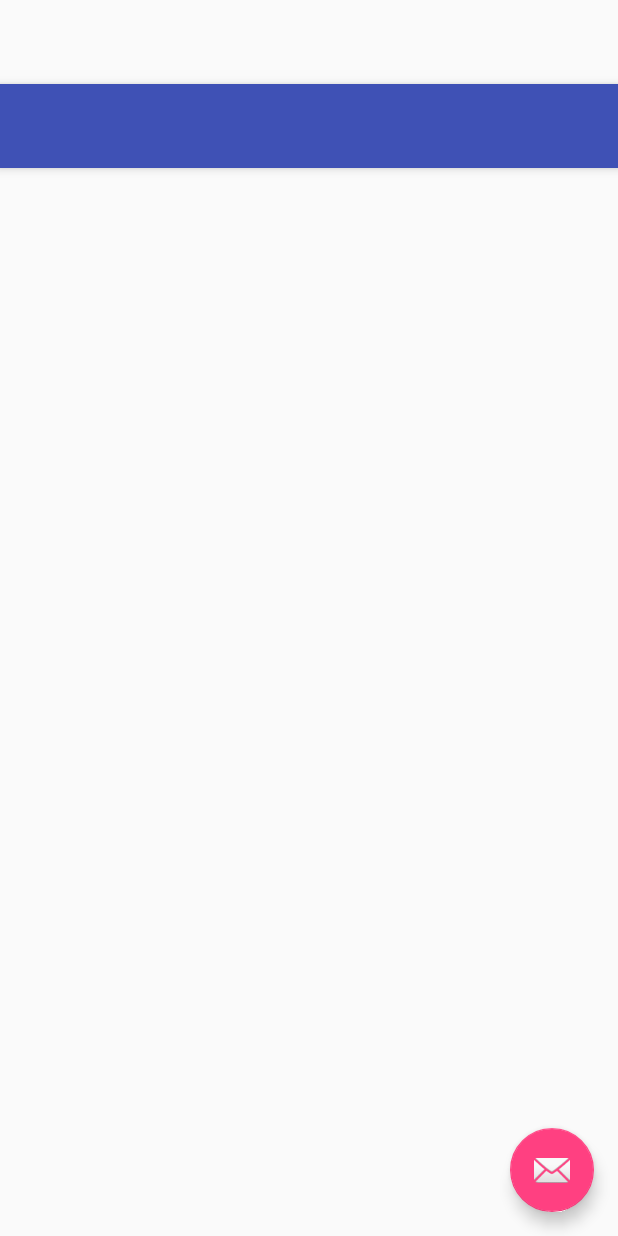
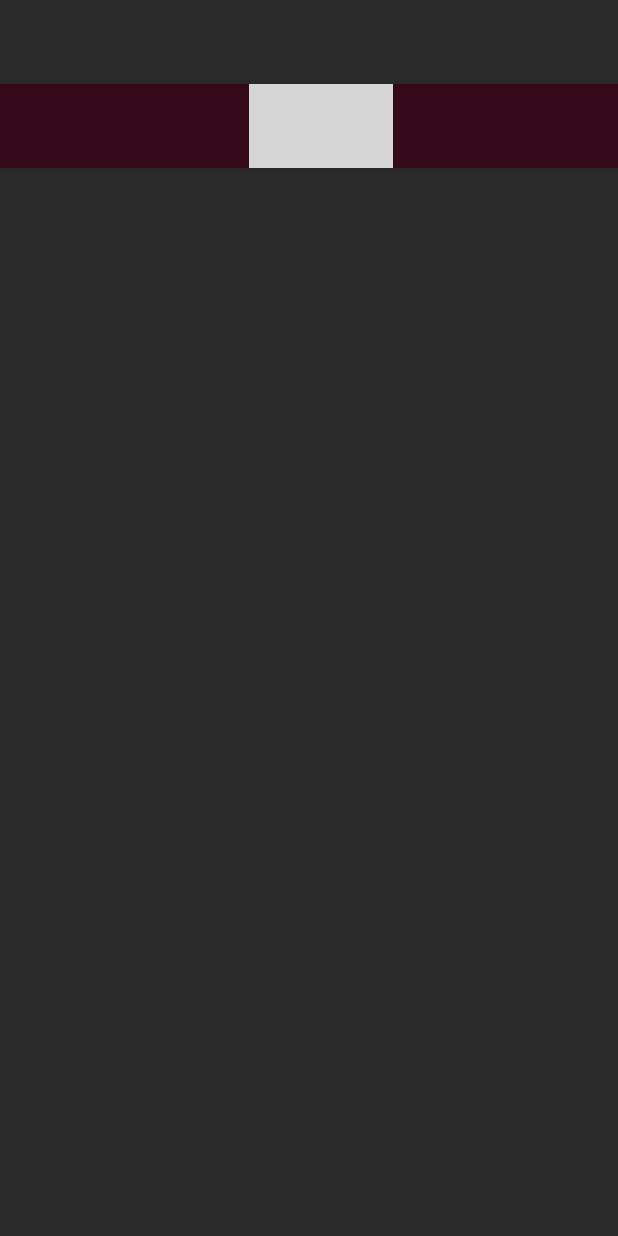
Before and after one commit to Lukestevens220/TheWorldOfMarvelApp-Final, an Android app: the layout app_bar_navigation_view.xml on its own in the app's theme, with its tools: preview values and no code run, on a phone screen of 412 x 824 dp. Run offline under Robolectric (Android 15) with nearby library versions, the phone set to English and light mode, and no system bars; grey boxes are pictures that could not be loaded.

Commit message:
Appearance changes

```diff
--- a/app/build.gradle
+++ b/app/build.gradle
@@ -26,6 +26,8 @@ android {
         versionCode 1
         versionName "1.0"
         testInstrumentationRunner "android.support.test.runner.AndroidJUnitRunner"
+        // Enabling multidex support.
+        multiDexEnabled true
     }
     buildTypes {
         release {
@@ -44,6 +46,8 @@ dependencies {
     compile 'com.android.support:appcompat-v7:24.2.1'
     compile 'com.android.support:design:24.2.1'
     testCompile 'junit:junit:4.12'
+
+    compile 'com.android.support:multidex:1.0.0'
 
     compile 'com.intuit.sdp:sdp-android:1.0.2'
     compile 'com.github.pwittchen:reactivenetwork:0.4.0'
@@ -71,6 +75,8 @@ dependencies {
     compile 'com.squareup.retrofit2:retrofit:2.0.1'
     compile 'com.squareup.retrofit2:converter-gson:2.0.1'
     compile 'com.squareup.retrofit2:adapter-rxjava:2.0.1'
+
+    compile 'com.google.android.gms:play-services:7.3.0'
 
     //     compile "com.squareup.retrofit:retrofit:$rootProject.retrofitVersion"
     //    compile "com.squareup.okhttp:okhttp:$rootProject.okhttpVersion"
--- a/app/src/main/res/layout/app_bar_navigation_view.xml
+++ b/app/src/main/res/layout/app_bar_navigation_view.xml
@@ -2,6 +2,7 @@
 <android.support.design.widget.CoordinatorLayout xmlns:android="http://schemas.android.com/apk/res/android"
     xmlns:app="http://schemas.android.com/apk/res-auto"
     xmlns:tools="http://schemas.android.com/tools"
+    android:background="@color/tabMedium"
     android:layout_width="match_parent"
     android:layout_height="match_parent"
     android:fitsSystemWindows="true"
@@ -14,21 +15,39 @@
 
         <android.support.v7.widget.Toolbar
             android:id="@+id/toolbar"
+            style="@style/AppTheme"
             android:layout_width="match_parent"
-            android:layout_height="?attr/actionBarSize"
-            android:background="?attr/colorPrimary"
-            app:popupTheme="@style/AppTheme.PopupOverlay" />
+            android:layout_height="?attr/actionBarSize">
+
+
+            <FrameLayout
+                android:layout_width="match_parent"
+                android:layout_height="match_parent">
+
+
+
+                <ImageView
+                    android:id="@+id/toolbar_logo"
+                    android:layout_width="wrap_content"
+                    android:layout_height="fill_parent"
+                    android:src="@drawable/marvellogo"
+                    android:layout_gravity="center"/>
+            </FrameLayout>
+        </android.support.v7.widget.Toolbar>
+            <!--android:background="?attr/colorPrimaryDark"-->
+            <!--app:popupTheme="@style/AppTheme.PopupOverlay" />-->
+
 
     </android.support.design.widget.AppBarLayout>
 
     <include layout="@layout/content_navigation_view" />
 
-    <android.support.design.widget.FloatingActionButton
-        android:id="@+id/fab"
-        android:layout_width="wrap_content"
-        android:layout_height="wrap_content"
-        android:layout_gravity="bottom|end"
-        android:layout_margin="@dimen/fab_margin"
-        app:srcCompat="@android:drawable/ic_dialog_email" />
+    <!--<android.support.design.widget.FloatingActionButton-->
+        <!--android:id="@+id/fab"-->
+        <!--android:layout_width="wrap_content"-->
+        <!--android:layout_height="wrap_content"-->
+        <!--android:layout_gravity="bottom|end"-->
+        <!--android:layout_margin="@dimen/fab_margin"-->
+        <!--app:srcCompat="@android:drawable/ic_dialog_email" />-->
 
 </android.support.design.widget.CoordinatorLayout>
--- a/app/src/main/res/menu/activity_navigation_view_drawer.xml
+++ b/app/src/main/res/menu/activity_navigation_view_drawer.xml
@@ -26,7 +26,7 @@
                 android:id="@+id/nav_send"
                 android:icon="@drawable/ic_menu_send"
                 android:title="Send" />
+        </group>
 
-    </group>
 
 </menu>
--- a/app/src/main/res/values/colors.xml
+++ b/app/src/main/res/values/colors.xml
@@ -4,6 +4,8 @@
     <color name="colorPrimaryDark">#303F9F</color>
     <color name="colorAccent">#FF4081</color>
     <color name="white">#FFFFFF</color>
+    <color name="red">#e23636</color>
+    <color name="purple">#35081A</color>
 
     <color name="tabMedium">#2B2B2B</color>
     <color name="tabLight">#4C4C4C</color>
--- a/app/src/main/res/values/styles.xml
+++ b/app/src/main/res/values/styles.xml
@@ -3,7 +3,7 @@
     <!-- Base application theme. -->
     <style name="AppTheme" parent="Theme.AppCompat.Light.DarkActionBar">
         <!-- Customize your theme here. -->
-        <item name="colorPrimary">@color/colorPrimary</item>
+        <item name="colorPrimary">@color/purple</item>
         <item name="colorPrimaryDark">@color/colorPrimaryDark</item>
         <item name="colorAccent">@color/colorAccent</item>
     </style>
```
Also changed, not shown: app/src/main/AndroidManifest.xml (+9 -1 lines), app/src/main/java/appexperts/com/theworldofmarvelapp/EmbeddedTweetActivity.java (added, +42 -0 lines), app/src/main/java/appexperts/com/theworldofmarvelapp/MapActivity.java (added, +57 -0 lines), app/src/main/java/appexperts/com/theworldofmarvelapp/NavigationViewActivity.java (+37 -12 lines), app/src/main/java/appexperts/com/theworldofmarvelapp/Tab1.java (added, +95 -0 lines), app/src/main/java/appexperts/com/theworldofmarvelapp/Tab2.java (added, +96 -0 lines), app/src/main/java/appexperts/com/theworldofmarvelapp/Tab3.java (added, +96 -0 lines), app/src/main/java/appexperts/com/theworldofmarvelapp/TabSample.java (+4 -4 lines), app/src/main/res/layout/activity_map.xml (added, +15 -0 lines), app/src/main/res/layout/comic_item.xml (added, +59 -0 lines), app/src/main/res/layout/content_map.xml (added, +15 -0 lines), app/src/main/res/layout/item_recycler_view.xml (added, +21 -0 lines).
